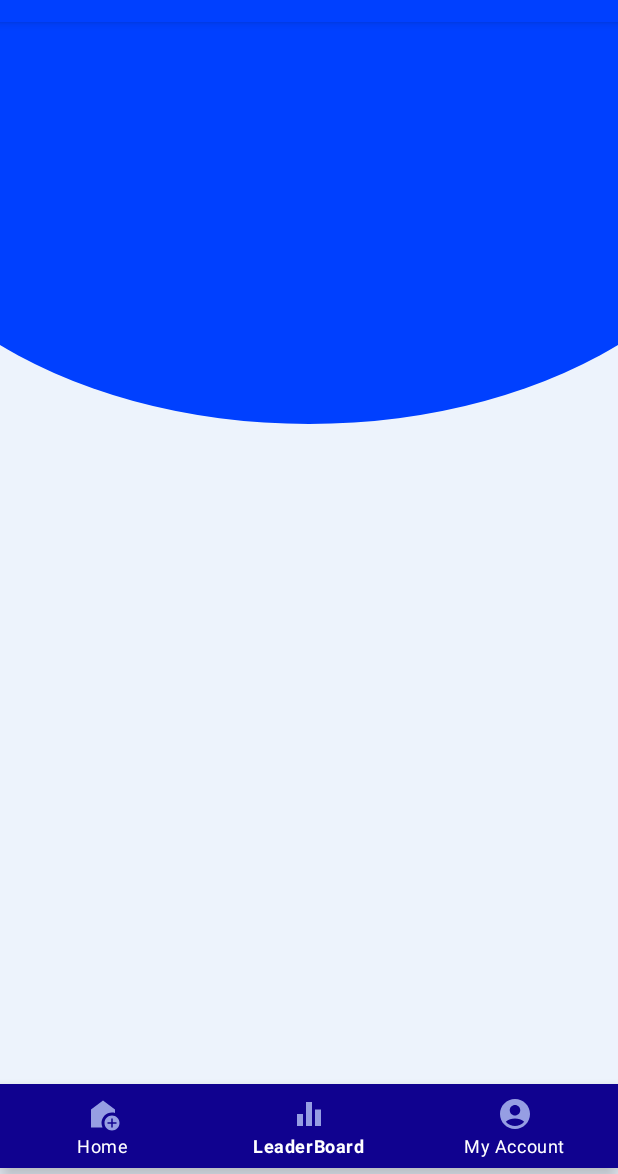
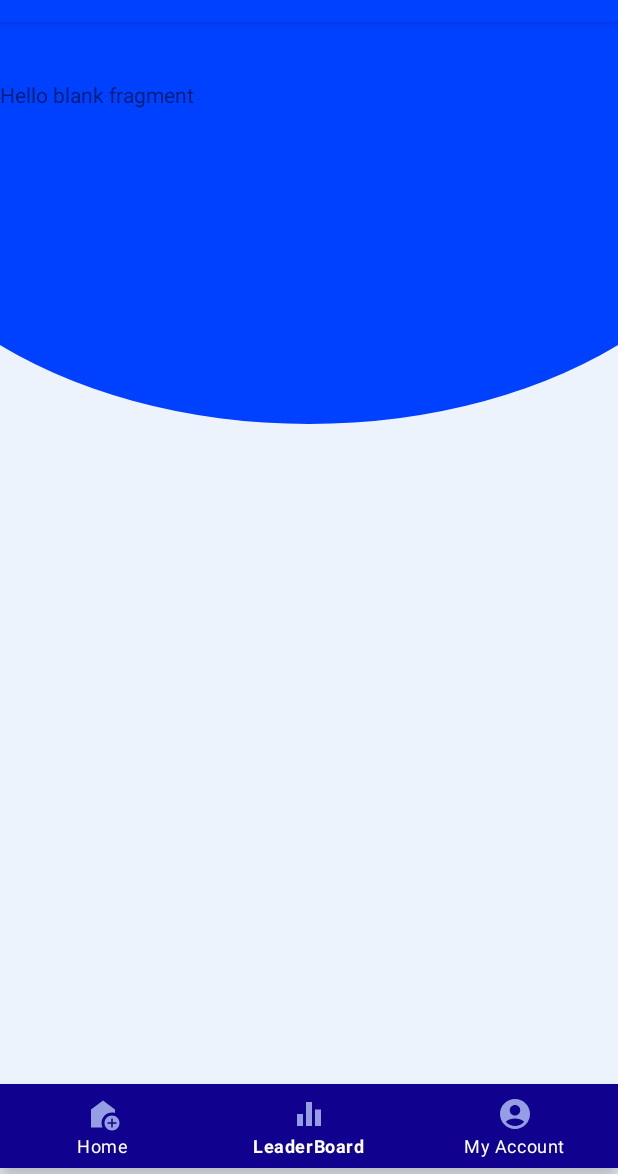
Before and after one commit to nguyenmanhtuan2004/tracnghiemonline-mobileapp20022004, an Android app: the MainActivity screen opened directly, with no data from a screen before it, item 2 of the bottom bar chosen, on a phone screen of 412 x 824 dp, the part 62-1236 px from its top. Run offline under Robolectric (Android 15) with nearby library versions, the phone set to English and light mode, and no system bars; our stand-ins replace navigation-ui.

Commit message:
đã sửa menuslideshow

```diff
--- a/app/src/main/java/com/example/quizapp/MainActivity.java
+++ b/app/src/main/java/com/example/quizapp/MainActivity.java
@@ -41,7 +41,11 @@ public class MainActivity extends AppCompatActivity {
         binding = ActivityMainBinding.inflate(getLayoutInflater());
         setContentView(binding.getRoot());
 
+        bottomNavigationView=findViewById(R.id.bottom_nav_bar);
+        main_frame=findViewById(R.id.main_frame);
+
         setSupportActionBar(binding.appBarMain.toolbar);
+
 
         DrawerLayout drawer = binding.drawerLayout;
         NavigationView navigationView = binding.navView;
@@ -51,7 +55,6 @@ public class MainActivity extends AppCompatActivity {
                 R.id.nav_home, R.id.nav_gallery, R.id.nav_slideshow)
                 .setOpenableLayout(drawer)
                 .build();
-
 
         addEvents();
         setFragment(new CatergoryFragment());
```
